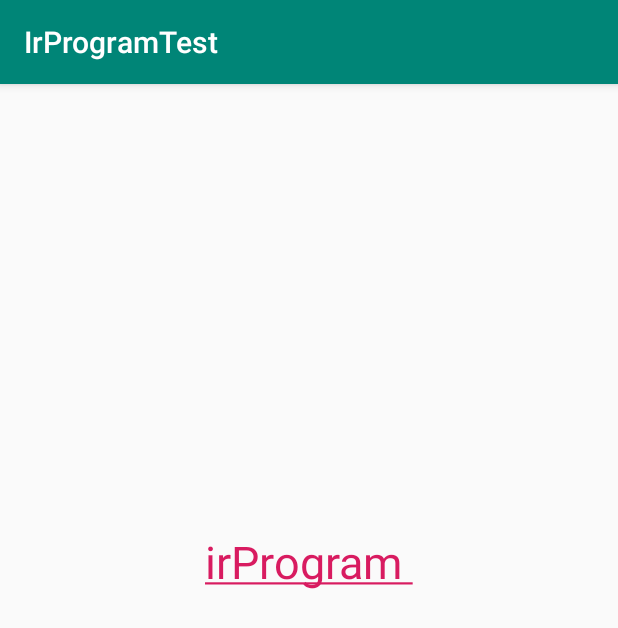
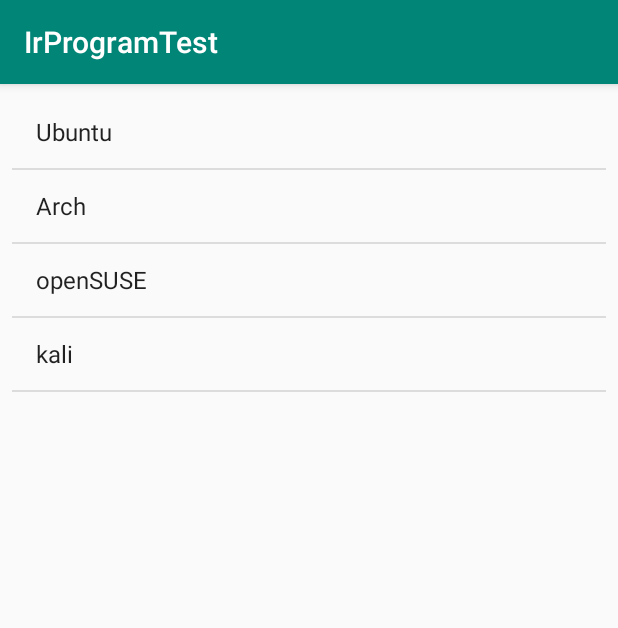
Before and after one commit to HTC77/android-irprogram.com-examples, an Android app: the screen it shows after launch (MainActivity), on a phone screen of 412 x 824 dp. Shown: the top 628 px of the screen. Run offline under Robolectric (Android 15) with nearby library versions, the phone set to English and light mode, and no system bars.

Commit message:
listView

```diff
--- a/app/src/main/java/com/example/irprogramtest/MainActivity.java
+++ b/app/src/main/java/com/example/irprogramtest/MainActivity.java
@@ -2,20 +2,26 @@ package com.example.irprogramtest;
 
 import android.os.Bundle;
 import android.support.v7.app.AppCompatActivity;
-import android.text.Html;
-import android.text.method.LinkMovementMethod;
-import android.widget.TextView;
+import android.widget.ArrayAdapter;
+import android.widget.ListView;
+
+import java.util.ArrayList;
 
 public class MainActivity extends AppCompatActivity {
-    private TextView tvLink;
+    private ListView listView;
     @Override
     protected void onCreate(Bundle savedInstanceState) {
         super.onCreate(savedInstanceState);
         setContentView(R.layout.activity_main);
-        tvLink =findViewById(R.id.tvLink);
-        tvLink.setClickable(true);
-        tvLink.setMovementMethod(LinkMovementMethod.getInstance());
-        String htmlText = "<a href='http://irprogram.com'> irProgram </a>";
-        tvLink.setText(Html.fromHtml(htmlText));
+        listView =findViewById(R.id.listview);
+
+        String[] data = new String[]{"Ubuntu", "Arch", "openSUSE", "kali"};
+        ArrayList<String> myArray = new ArrayList<String>();
+        for (int i = 0; i < data.length; i++)
+            myArray.add(data[i]);
+
+        ArrayAdapter<String> adapter = new ArrayAdapter<String>(this,
+                android.R.layout.simple_list_item_1,myArray);
+        listView.setAdapter(adapter);
     }
 }
--- a/app/src/main/res/layout/activity_main.xml
+++ b/app/src/main/res/layout/activity_main.xml
@@ -7,13 +7,17 @@
     android:onClick="nextBtnClicked"
     tools:context=".MainActivity">
 
-    <TextView
-        android:id="@+id/tvLink"
-        android:layout_width="wrap_content"
-        android:layout_height="wrap_content"
-        android:layout_marginTop="298dp"
-        android:text="http://irprogram.com"
-        android:textSize="30sp"
+    <ListView
+        android:id="@+id/listview"
+        android:layout_width="0dp"
+        android:layout_height="0dp"
+        android:layout_marginStart="8dp"
+        android:layout_marginLeft="8dp"
+        android:layout_marginTop="8dp"
+        android:layout_marginEnd="8dp"
+        android:layout_marginRight="8dp"
+        android:layout_marginBottom="8dp"
+        app:layout_constraintBottom_toBottomOf="parent"
         app:layout_constraintEnd_toEndOf="parent"
         app:layout_constraintStart_toStartOf="parent"
         app:layout_constraintTop_toTopOf="parent" />
```
